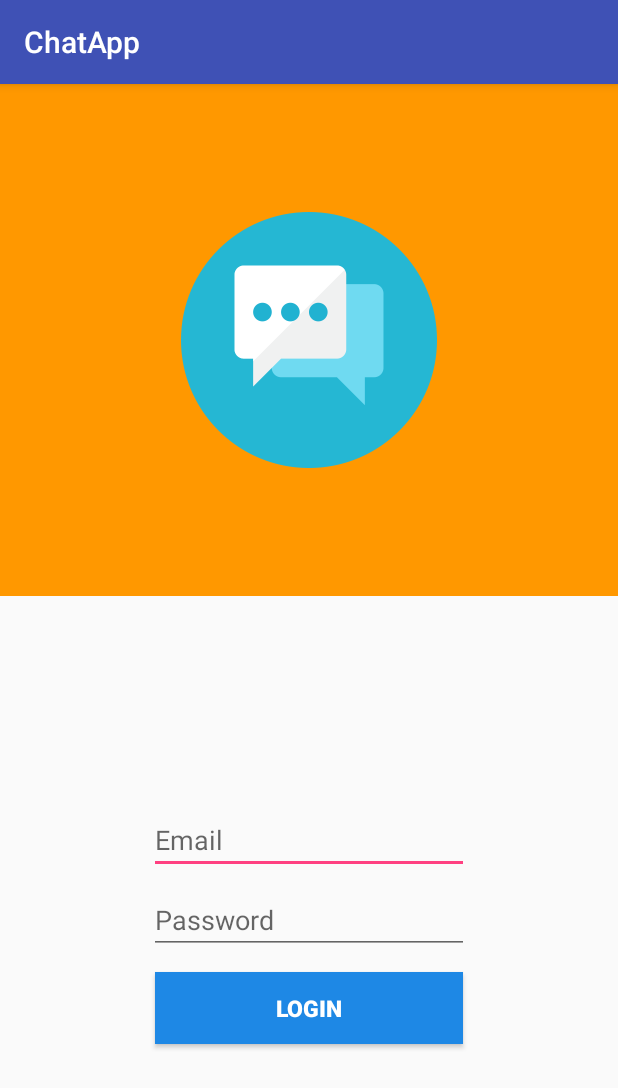
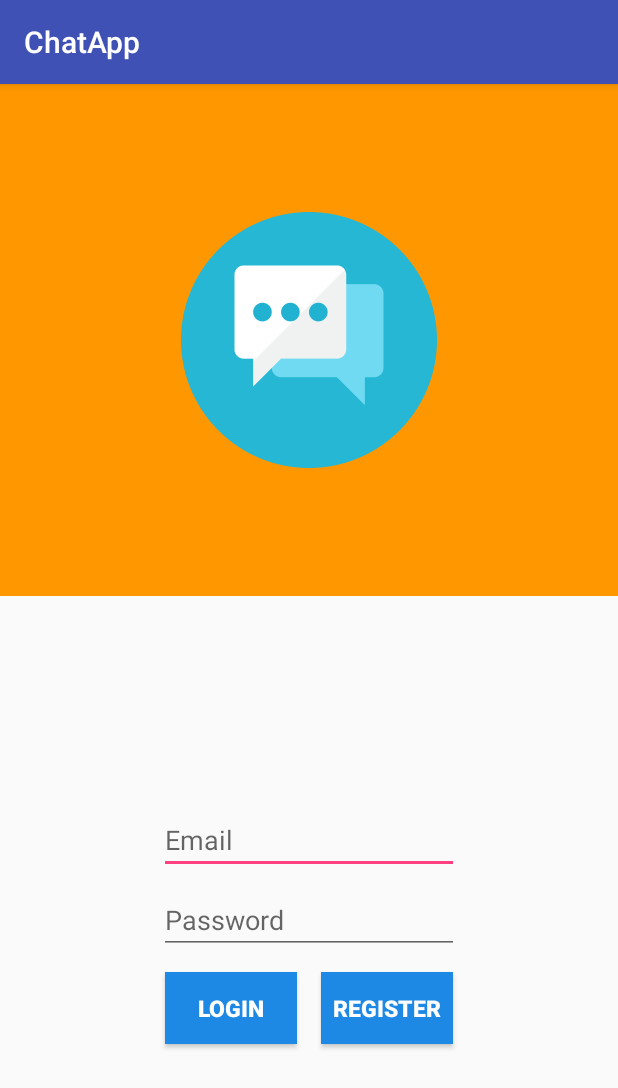
Before and after one commit to ProjectAlpha18/Chat-App, an Android app: the screen it shows after launch (SignInActivity), on a phone screen of 412 x 824 dp. Shown: the top 1088 px of the screen. Run offline under Robolectric (Android 15) with nearby library versions, the light colour scheme and no system bars; our stand-ins replace Firebase (no records; nobody signed in at launch, a user with empty details on screens opened directly).

Commit message:
Mini update on Login UI, no more significant auth updates needed

```diff
--- a/app/src/main/java/com/example/android/chatapp/SignInActivity.java
+++ b/app/src/main/java/com/example/android/chatapp/SignInActivity.java
@@ -24,7 +24,7 @@ public class SignInActivity extends AppCompatActivity {
     private EditText editTextEmail, editTextPassword;
     private ProgressBar progressBar;
     private FirebaseAuth mAuth;
-    private Button logInButton;
+    private Button logInButton,signUpAlertButton;
 
     @Override
     protected void onCreate(@Nullable Bundle savedInstanceState) {
@@ -36,12 +36,20 @@ public class SignInActivity extends AppCompatActivity {
         progressBar = findViewById(R.id.progressbar);
         progressBar.setVisibility(View.GONE);
         logInButton = findViewById(R.id.bLogin);
+        signUpAlertButton = findViewById(R.id.bSignUpAlert);
         mAuth = FirebaseAuth.getInstance();
 
         logInButton.setOnClickListener(new View.OnClickListener() {
             @Override
             public void onClick(View view) {
                 logInUser();
+            }
+        });
+
+        signUpAlertButton.setOnClickListener(new View.OnClickListener() {
+            @Override
+            public void onClick(View view) {
+                openDialog();
             }
         });
     }
@@ -86,8 +94,6 @@ public class SignInActivity extends AppCompatActivity {
                         else {
                             progressBar.setVisibility(View.GONE);
                             Toast.makeText(SignInActivity.this, getString(R.string.logIn_failed), Toast.LENGTH_LONG).show();
-                            openDialog();
-
                         }
                     }
                 });
--- a/app/src/main/res/layout/activity_register_user_alert.xml
+++ b/app/src/main/res/layout/activity_register_user_alert.xml
@@ -27,7 +27,7 @@
             android:textAlignment="center"
             android:textColor="@color/black"
             android:textSize="25sp"
-            tools:text="Register here" />
+            android:text="Register here" />
 
 
         <EditText
@@ -46,7 +46,6 @@
             android:layout_height="0dp"
             android:layout_weight="1"
             android:layout_marginBottom="8dp"
-            android:ems="10"
             android:hint="Email"
             android:inputType="textEmailAddress"
             android:nextFocusDown="@id/etRegisterPassword"/>
@@ -56,7 +55,6 @@
             android:layout_width="match_parent"
             android:layout_height="0dp"
             android:layout_weight="1"
-            android:ems="10"
             android:hint="Password"
             android:inputType="textPassword" />
 
@@ -71,7 +69,7 @@
             android:textColor="@color/white"
             android:textSize="15sp"
             android:textStyle="bold"
-            tools:text="Sign Up" />
+            android:text="Sign Up" />
 
 
 
--- a/app/src/main/res/layout/activity_sign_in.xml
+++ b/app/src/main/res/layout/activity_sign_in.xml
@@ -33,8 +33,8 @@
         android:layout_weight="1.25">
 
         <LinearLayout
+            android:layout_height="wrap_content"
             android:layout_width="wrap_content"
-            android:layout_height="wrap_content"
             android:layout_centerInParent="true"
             android:orientation="vertical"
             android:paddingTop="16dp">
@@ -42,10 +42,9 @@
 
             <EditText
                 android:id="@+id/etEmail"
-                android:layout_width="wrap_content"
+                android:layout_width="match_parent"
                 android:layout_height="wrap_content"
                 android:layout_margin="4dp"
-                android:ems="10"
                 android:hint="Email"
                 android:inputType="textEmailAddress"
                 android:textColor="#000000"
@@ -53,17 +52,19 @@
 
             <EditText
                 android:id="@+id/etPassword"
-                android:layout_width="wrap_content"
+                android:layout_width="match_parent"
                 android:layout_height="wrap_content"
                 android:layout_margin="4dp"
-                android:ems="10"
                 android:hint="Password"
                 android:inputType="textPassword"
                 android:textColor="#000000"/>
 
+            <LinearLayout
+                android:layout_width="match_parent"
+                android:layout_height="wrap_content">
             <Button
                 android:id="@+id/bLogin"
-                    android:layout_width="match_parent"
+                android:layout_width="0dp"
                 android:layout_height="wrap_content"
                 android:layout_margin="8dp"
                 android:layout_weight="1"
@@ -73,8 +74,22 @@
                 android:textSize="15sp"
                 android:textStyle="bold"/>
 
+            <Button
+                android:id="@+id/bSignUpAlert"
+                android:layout_width="0dp"
+                android:layout_height="wrap_content"
+                android:layout_margin="8dp"
+                android:layout_weight="1"
+                android:text="Register"
+                android:background="@color/SignUp_Login"
+                android:textColor="@color/white"
+                android:textSize="15sp"
+                android:textStyle="bold"/>
+
             </LinearLayout>
 
+
+        </LinearLayout>
 
 
     </RelativeLayout>
--- a/app/src/main/res/values/strings.xml
+++ b/app/src/main/res/values/strings.xml
@@ -18,5 +18,5 @@
     <string name="input_error_username">Username required</string>
     <string name="input_error_username_invalid">Username already taken!</string>
     <string name="logIn_success">Logged In Successfully!</string>
-    <string name="logIn_failed">User not found, Register here.</string>
+    <string name="logIn_failed">Email or password wrongly entered, Register if new user.</string>
 </resources>
```
Lines whose indentation alone changed are shown as unchanged.
